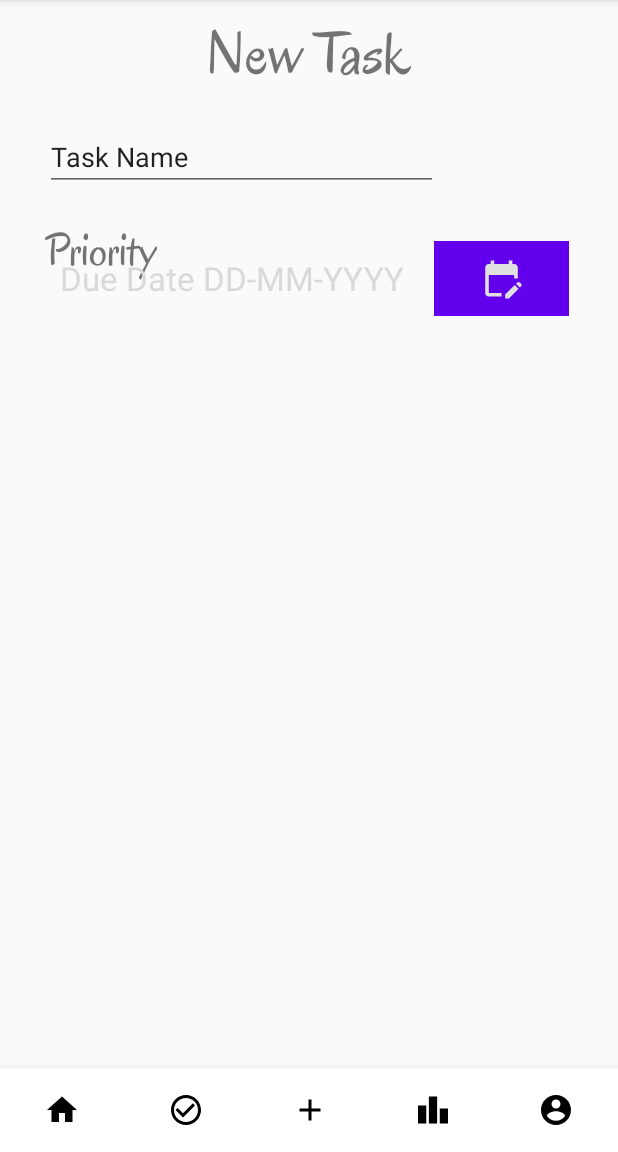
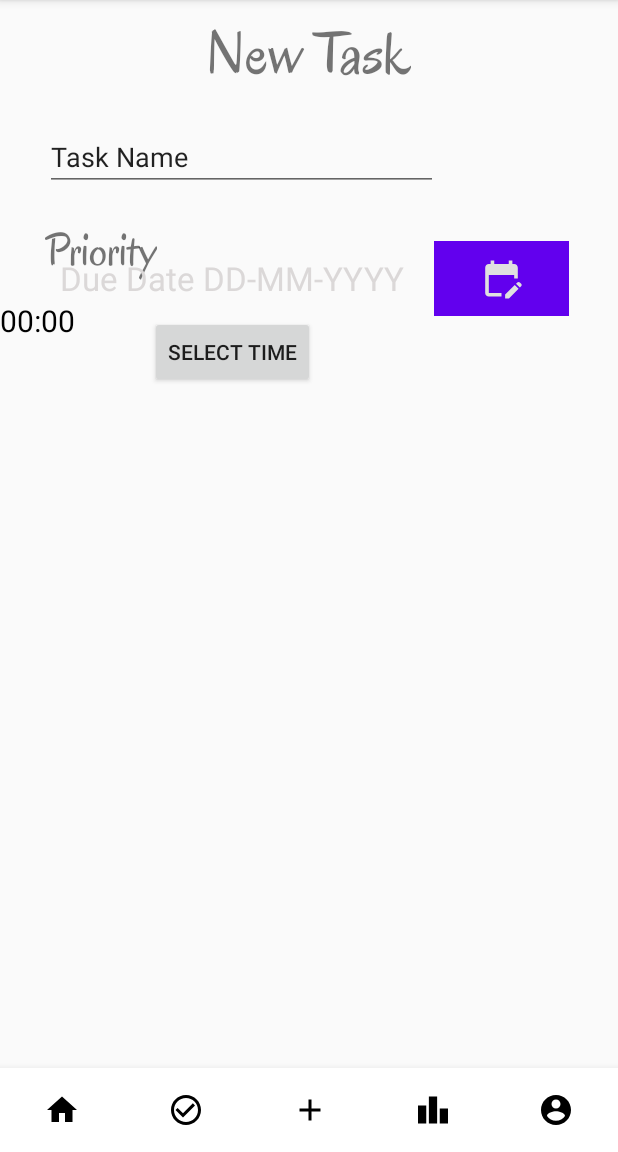
Before and after one commit to JoshuaBesei/HomeProject, an Android app: the screen it shows after launch (MainActivity), item 3 of the bottom bar chosen, on a phone screen of 412 x 824 dp, the part 84-1236 px from its top. Run offline under Robolectric (Android 15) with nearby library versions, the phone set to English and light mode, and no system bars; 3 statements that could not run were skipped.

Commit message:
Added time picker for add task

```diff
--- a/app/src/main/java/com/example/homeproject/fragments/AddTasksFragment.kt
+++ b/app/src/main/java/com/example/homeproject/fragments/AddTasksFragment.kt
@@ -1,15 +1,20 @@
 package com.example.homeproject.fragments
 
+import android.app.AlertDialog
 import android.app.DatePickerDialog
+import android.app.TimePickerDialog
 import android.content.Context
 import android.graphics.Color
 import android.os.Bundle
+import android.text.format.DateFormat.is24HourFormat
 import android.view.LayoutInflater
 import android.view.View
 import android.view.ViewGroup
 import android.widget.*
 import androidx.fragment.app.Fragment
 import com.example.homeproject.R
+import java.text.DateFormat
+import java.text.SimpleDateFormat
 import java.util.*
 
 
@@ -56,11 +61,25 @@ class AddTasksFragment : Fragment() {
                 }
             }, year, month, day)
         };
-
-
         val selectDate = v.findViewById<ImageButton>(R.id.selectDate)
         selectDate.setOnClickListener({ v ->
             datePicker?.show()
+        })
+
+        val mPickTimeBtn = v.findViewById<Button>(R.id.selectTime)
+        val textView     = v.findViewById<TextView>(R.id.selectedTime)
+
+        val hour = mcurrentTime.get(Calendar.HOUR)
+        val minute = mcurrentTime.get(Calendar.MINUTE)
+        val timePicker = context?.let {
+            TimePickerDialog(it, R.style.CustomDatePickerDialog,  object : TimePickerDialog.OnTimeSetListener {
+                override fun onTimeSet(view: TimePicker?, hour: Int, minute: Int) {
+                    textView.setText(String.format("%d : %d", hour, minute))
+                }
+            }, hour, minute, true)
+        };
+        mPickTimeBtn.setOnClickListener({ v ->
+            timePicker?.show()
         })
         return v
     }
--- a/app/src/main/res/layout/fragment_add_tasks.xml
+++ b/app/src/main/res/layout/fragment_add_tasks.xml
@@ -76,6 +76,17 @@
 
         </com.google.android.material.button.MaterialButtonToggleGroup>
 
+        <TextView
+            android:id="@+id/selectedDate"
+            android:layout_width="wrap_content"
+            android:layout_height="wrap_content"
+            android:textSize="22sp"
+            android:layout_below="@id/toggleButtonGroup"
+            android:layout_marginLeft="40dp"
+            android:layout_marginTop="25dp"
+            android:text="Due Date DD-MM-YYYY"
+            android:textColor="#DBD8D8"/>
+
         <ImageButton
             android:id="@+id/selectDate"
             android:layout_width="wrap_content"
@@ -91,15 +102,22 @@
             android:clickable="true" />
 
         <TextView
-            android:id="@+id/selectedDate"
+            android:id="@+id/selectedTime"
             android:layout_width="wrap_content"
             android:layout_height="wrap_content"
-            android:textSize="22sp"
-            android:layout_below="@id/toggleButtonGroup"
-            android:layout_marginLeft="40dp"
-            android:layout_marginTop="25dp"
-            android:text="Due Date DD-MM-YYYY"
-            android:textColor="#DBD8D8"/>
+            android:layout_marginRight="20dp"
+            android:textSize="20sp"
+            android:textColor="#000"
+            android:text="00:00"
+            android:layout_below="@id/selectedDate" />
+
+        <Button
+            android:id="@+id/selectTime"
+            android:layout_width="wrap_content"
+            android:layout_height="wrap_content"
+            android:text="Select Time"
+            android:layout_below="@id/selectDate"
+            android:layout_marginLeft="100dp"/>
     </RelativeLayout>
 
 </FrameLayout>
```
